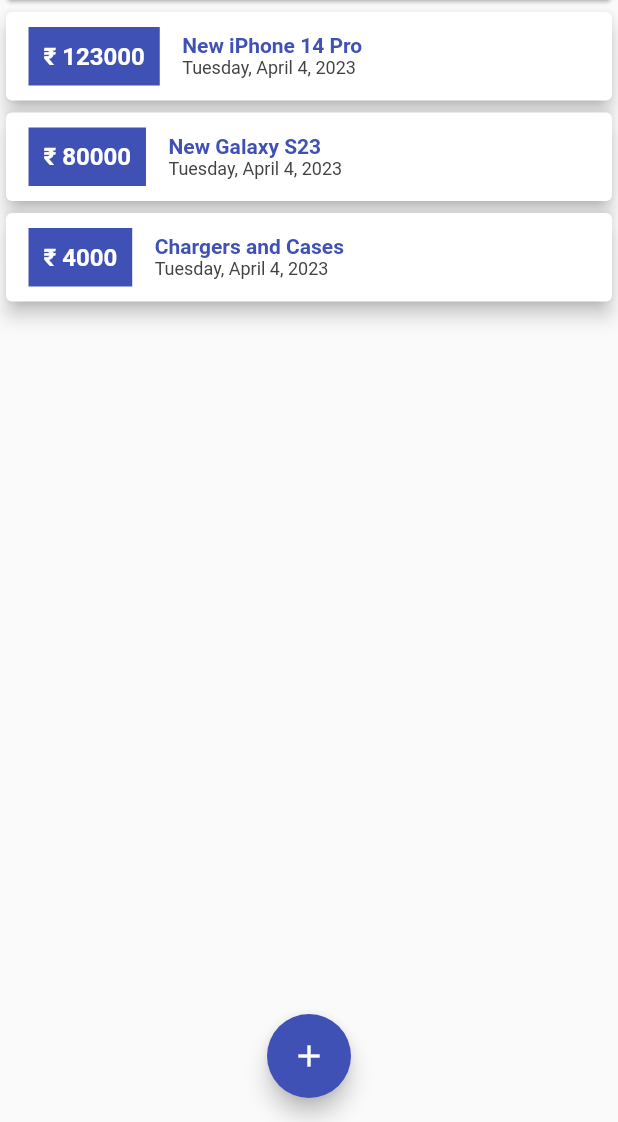
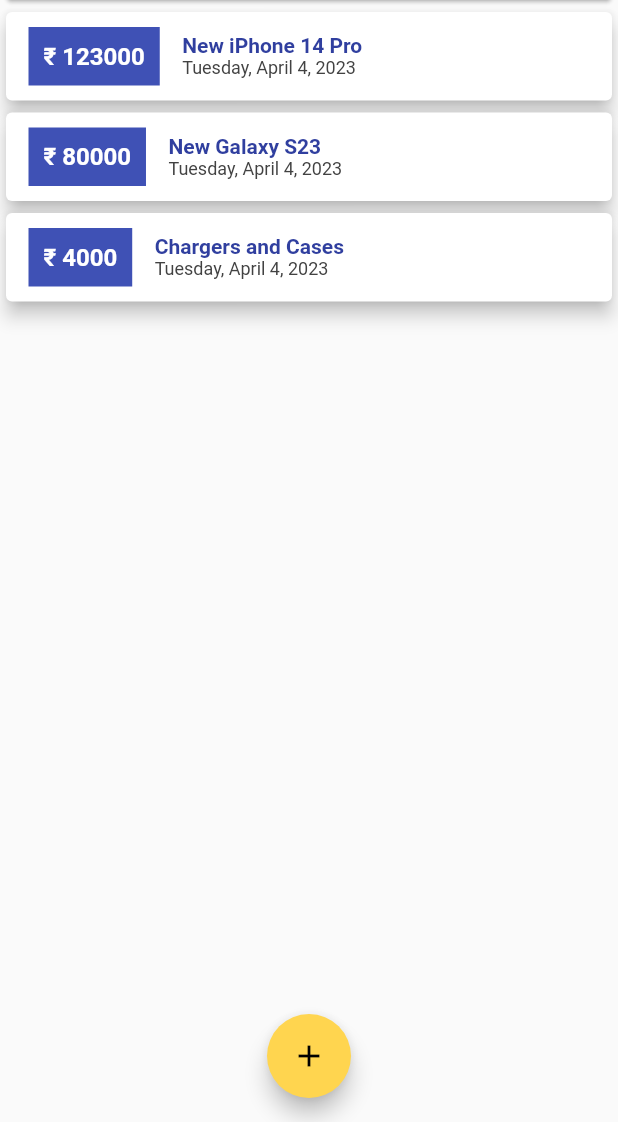
Before and after one commit to BrushankPatra/genesis, a Flutter app: the screen it shows after launch, on a phone screen of 412 x 824 dp, the part 114-1236 px from its top. Run offline on Flutter 3.47's test engine with Material 2 defaults, Android fonts, the phone set to English and light mode, and no system bars.

Commit message:
themes used, colors changed

```diff
--- a/lib/main.dart
+++ b/lib/main.dart
@@ -12,7 +12,10 @@ class MyApp extends StatelessWidget {
   @override
   Widget build(BuildContext context) {
     return MaterialApp(
-      theme: ThemeData(primarySwatch: Colors.indigo),
+      theme: ThemeData(
+        primarySwatch: Colors.indigo,
+        accentColor: Colors.amber[300],
+      ),
       title: "Expense Tracker",
       home: MyHomePage(),
     );
--- a/lib/widgets/transaction_list.dart
+++ b/lib/widgets/transaction_list.dart
@@ -32,7 +32,8 @@ class TransactionList extends StatelessWidget {
                       fontSize: 16,
                     ),
                   ),
-                  decoration: BoxDecoration(color: Colors.indigo),
+                  decoration:
+                      BoxDecoration(color: Theme.of(context).primaryColor),
                   padding: EdgeInsets.all(10),
                 ),
                 Column(
@@ -41,7 +42,7 @@ class TransactionList extends StatelessWidget {
                     Text(transactions[index].title,
                         style: TextStyle(
                           fontSize: 14,
-                          color: Colors.indigo,
+                          color: Theme.of(context).primaryColorDark,
                           fontWeight: FontWeight.bold,
                         )),
                     Text(
```
